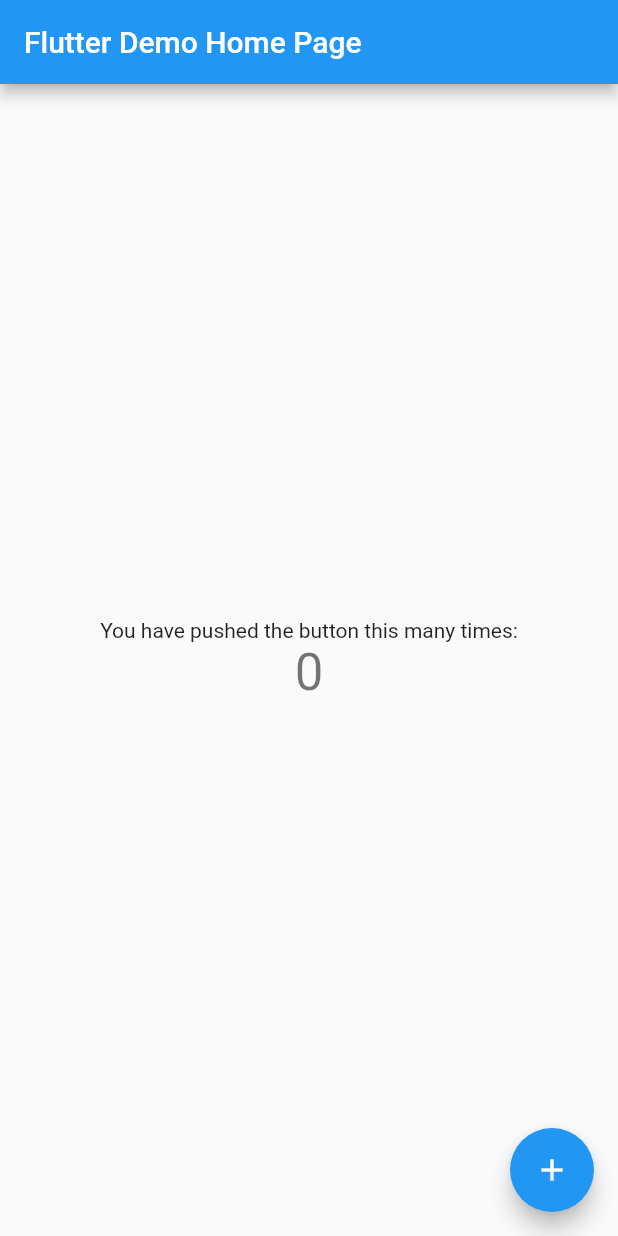
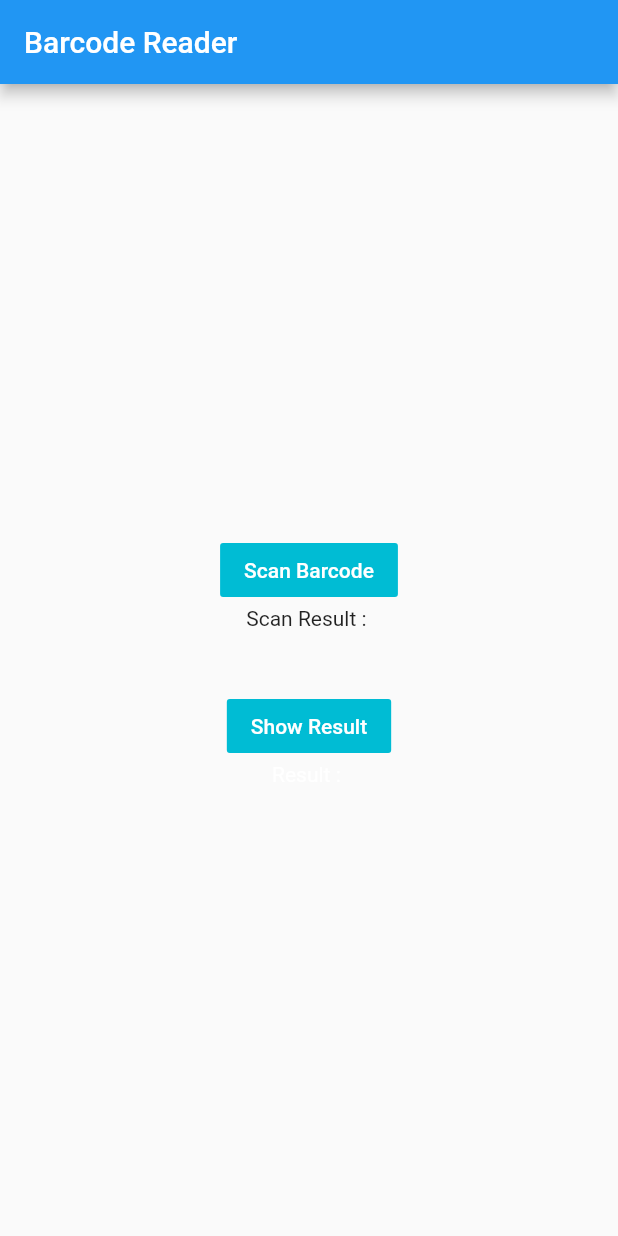
Before and after one commit to tsuka091/flutter_barcode, a Flutter app: the screen it shows after launch, on a phone screen of 412 x 824 dp. Run offline on Flutter 3.47's test engine with Material 2 defaults, Android fonts, the phone set to English and light mode, and no system bars; missing offline and left inert: barcode_scan.

Commit message:
Scan barcode, Get address

```diff
--- a/lib/main.dart
+++ b/lib/main.dart
@@ -1,4 +1,10 @@
+import 'package:barcode_scan/barcode_scan.dart';
 import 'package:flutter/material.dart';
+import 'package:flutter/services.dart';
+import 'package:http/http.dart' as http;
+import 'dart:convert';
+
+import 'package:provider/provider.dart';
 
 void main() {
   runApp(MyApp());
@@ -13,54 +19,125 @@
         primarySwatch: Colors.blue,
         visualDensity: VisualDensity.adaptivePlatformDensity,
       ),
-      home: MyHomePage(title: 'Flutter Demo Home Page'),
+      home: ScanPage(),
     );
   }
 }
 
-class MyHomePage extends StatefulWidget {
-  MyHomePage({Key key, this.title}) : super(key: key);
-
-  final String title;
-
-  @override
-  _MyHomePageState createState() => _MyHomePageState();
-}
-
-class _MyHomePageState extends State<MyHomePage> {
-  int _counter = 0;
-
-  void _incrementCounter() {
-    setState(() {
-      _counter++;
-    });
-  }
-
+class ScanPage extends StatelessWidget {
   @override
   Widget build(BuildContext context) {
     return Scaffold(
       appBar: AppBar(
-        title: Text(widget.title),
+        title: Text('Barcode Reader'),
       ),
-      body: Center(
-        child: Column(
+      body: ScanMainPage(),
+    );
+  }
+}
+
+class ScanMainPage extends StatefulWidget {
+  @override
+  _ScanMainPageState createState() => _ScanMainPageState();
+}
+
+class _ScanMainPageState extends State<ScanMainPage> {
+  String _barcode = '';
+  String _address = '';
+
+  @override
+  Widget build(BuildContext context) {
+    return Provider.value(
+      value: _barcode,
+      child: Container(
+        child: Row(
           mainAxisAlignment: MainAxisAlignment.center,
           children: <Widget>[
-            Text(
-              'You have pushed the button this many times:',
-            ),
-            Text(
-              '$_counter',
-              style: Theme.of(context).textTheme.headline4,
+            Column(
+              mainAxisAlignment: MainAxisAlignment.center,
+              children: <Widget>[
+                FlatButton(
+                  child: Text('Scan Barcode',
+                    style: TextStyle(color: Colors.white),
+                  ),
+                  onPressed: () {
+                    _barcodeScanning();
+                  },
+                  color: Colors.cyan,
+                ),
+                Text('Scan Result : $_barcode'),
+                Padding(
+                  padding: EdgeInsets.all(20.0),
+                ),
+                FlatButton(
+                  onPressed: _showResult,
+                  child: Text('Show Result',
+                  style: TextStyle(color: Colors.white),
+                  ),
+                color: Colors.cyan,
+                ),
+                Text('Result : $_address',
+                style: TextStyle(color: Colors.white),),
+              ],
             ),
           ],
         ),
       ),
-      floatingActionButton: FloatingActionButton(
-        onPressed: _incrementCounter,
-        tooltip: 'Increment',
-        child: Icon(Icons.add),
-      ),
+    );
+  }
+
+  Future _barcodeScanning() async {
+    try {
+      var result = await BarcodeScanner.scan();
+      setState(() {
+        this._barcode = result.rawContent;
+      });
+    } on PlatformException catch (e) {
+      if (e.code == BarcodeScanner.cameraAccessDenied) {
+        setState(() {
+          this._barcode = 'No camera permission!';
+        });
+      } else {
+        setState(() => this._barcode = 'Unknown error: $e');
+      }
+    } on FormatException {
+      setState(() => this._barcode = 'Nothing captured.');
+    } catch (e) {
+      setState(() => this._barcode = 'Unknown error: $e');
+    }
+  }
+
+  void _showResult() {
+    _requestGetData(int.parse(_barcode));
+  }
+
+  void _requestGetData(int id) async {
+    // localhostには物理端末からは繋げないのでtimeoutでエラーになる
+    http.Response response = await http.get(
+        'http://localhost:3000/list/' + '$id',
+        headers: {'Content-Type': 'application/json'});
+    Map<String, dynamic> map = json.decode(utf8.decode(response.bodyBytes));
+    var data = AddressData.fromJson(map);
+    debugPrint('data| $data');
+    setState(() {
+      if (data.address != null) {
+        _address = data.address;
+      }
+    });
+  }
+}
+
+
+class AddressData extends ChangeNotifier {
+  final int status;
+  final int id;
+  final String address;
+
+  AddressData({this.status, this.id, this.address});
+
+  factory AddressData.fromJson(Map<String, dynamic> json) {
+    return AddressData(
+      status: json['status'], id: json['id'], address: json['address']
     );
   }
 }
--- a/pubspec.yaml
+++ b/pubspec.yaml
@@ -28,6 +28,9 @@
   # The following adds the Cupertino Icons font to your application.
   # Use with the CupertinoIcons class for iOS style icons.
   cupertino_icons: ^1.0.0
+  barcode_scan: ^3.0.1
+  http: ^0.12.2
+  provider: ^4.3.2+2
 
 dev_dependencies:
   flutter_test:
```
Also changed, not shown: pubspec.lock, 5 other files.
